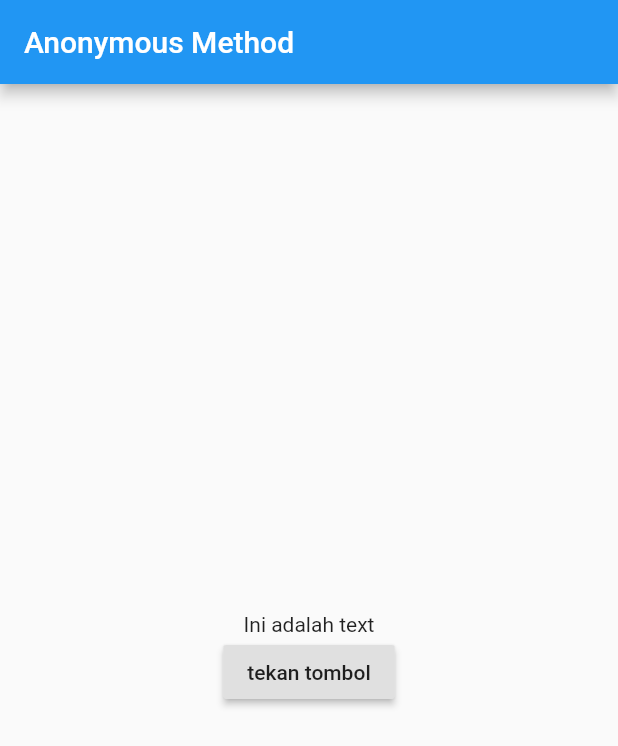
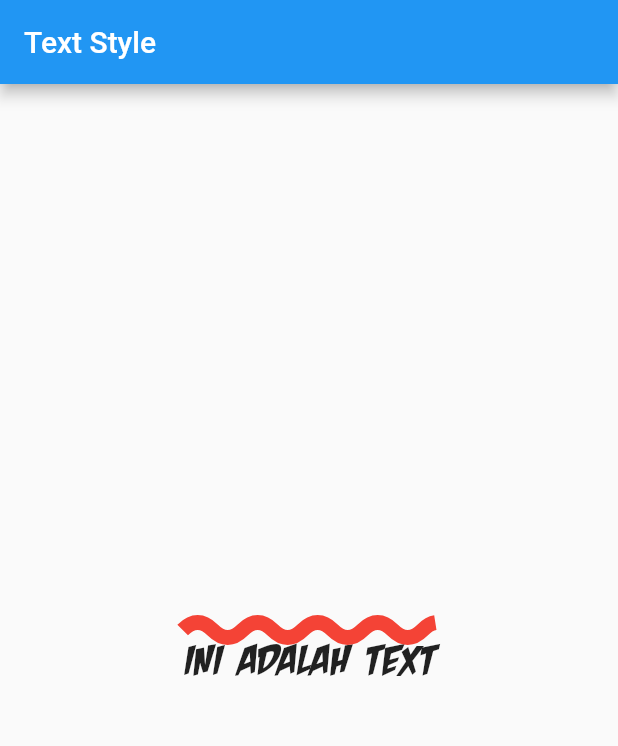
Before and after one commit to zaenury/flutter_apps, a Flutter app: the screen it shows after launch, on a phone screen of 412 x 824 dp. Shown: the top 746 px of the screen. Run offline on Flutter 3.47's test engine with Material 2 defaults, Android fonts, the phone set to English and light mode, and no system bars.

Commit message:
text style example & custom font

```diff
--- a/lib/main.dart
+++ b/lib/main.dart
@@ -1,7 +1,31 @@
 import 'package:flutter/material.dart';
 
 void main() {
-  runApp(new AnonymousMethod());
+  runApp(new TextStyleExample());
+}
+
+class TextStyleExample extends StatelessWidget {
+  @override
+  Widget build(BuildContext context) {
+    return MaterialApp(
+      home: Scaffold(
+        appBar: AppBar(
+          title: Text("Text Style"),
+        ),
+        body: Center(
+          child: Text("INI ADALAH TEXT",
+              style: TextStyle(
+                  fontFamily: "crashlandingBB",
+                  fontSize: 40,
+                  fontStyle: FontStyle.italic,
+                  decoration: TextDecoration.overline,
+                  decorationColor: Colors.red,
+                  decorationThickness: 5,
+                  decorationStyle: TextDecorationStyle.wavy)),
+        ),
+      ),
+    );
+  }
 }
 
 class AnonymousMethod extends StatefulWidget {
--- a/pubspec.yaml
+++ b/pubspec.yaml
@@ -60,6 +60,12 @@ flutter:
   # "family" key with the font family name, and a "fonts" key with a
   # list giving the asset and other descriptors for the font. For
   # example:
+  fonts:
+    - family: "crashlandingBB"
+      fonts:
+        - asset: fonts/crashlandingBBRegular.ttf
+        - asset: fonts/crashlandingBBItalic.ttf
+          style: italic
   # fonts:
   #   - family: Schyler
   #     fonts:
```
Also changed, not shown: fonts/crashlandingBBItalic.ttf (added), fonts/crashlandingBBRegular.ttf (added).
